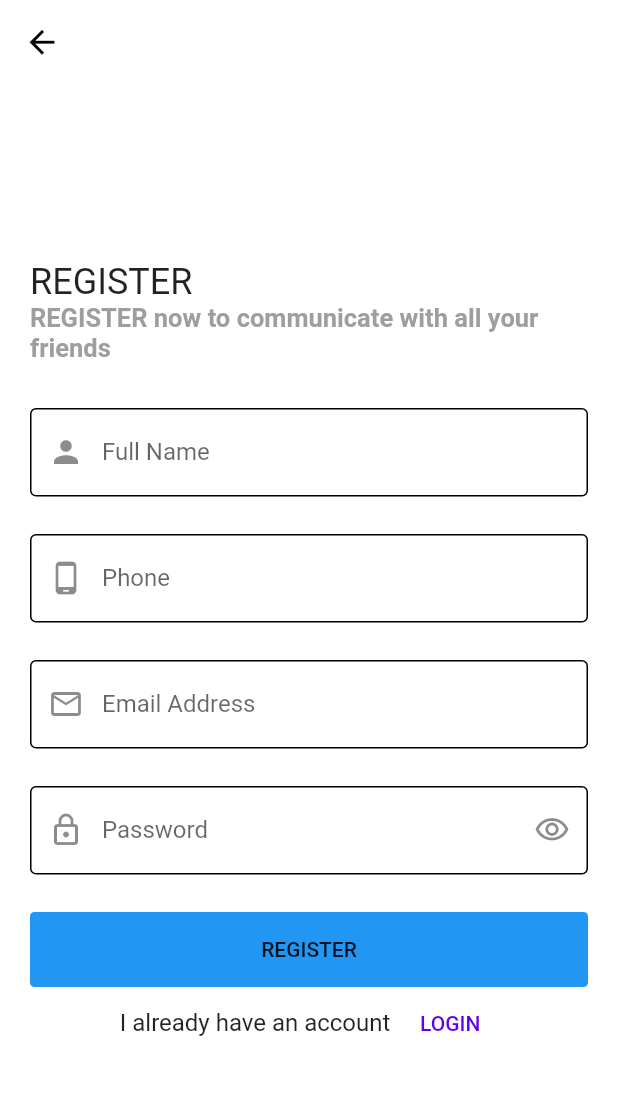
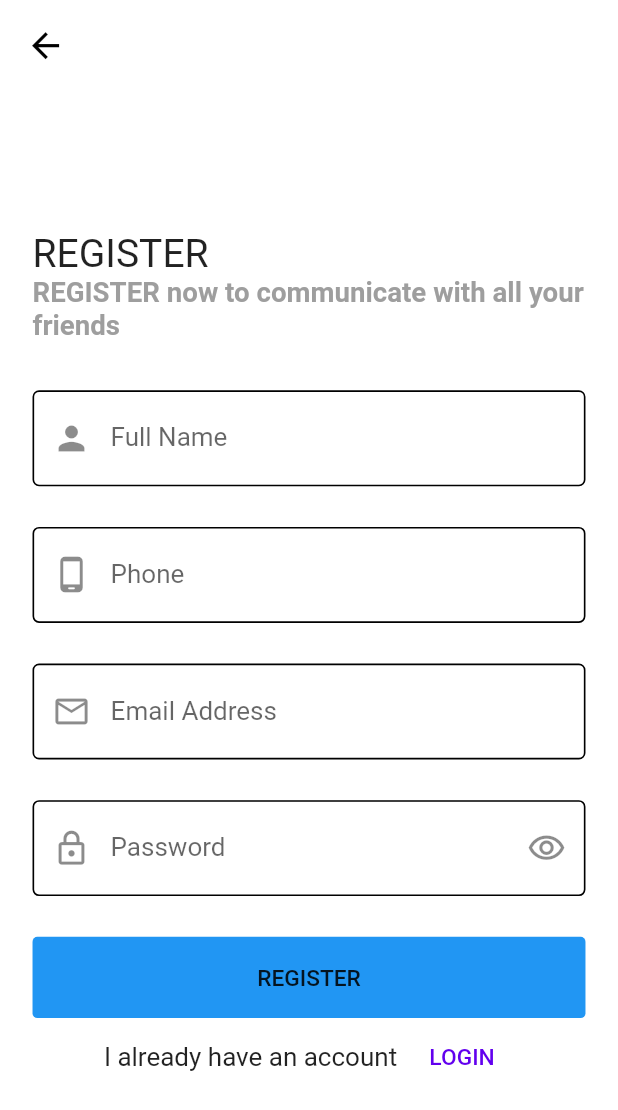
Before and after one commit to ZiadAhmedDev/SocialAppV2, a Flutter app: the screen it shows after launch, after a tap on "LOGIN", after a tap on "REGISTER", on a phone screen of 412 x 824 dp. Shown: the top 1110 px of the screen. Run offline on Flutter 3.47's test engine with Material 2 defaults, Android fonts, the phone set to English and light mode, and no system bars; our stand-ins replace bloc, cloud_firestore, conditional_builder_null_safety, device_preview, dio, firebase_auth and 15 more; accounts and stored records are empty; network calls fail.

Commit message:
the 2v of Full Social App

```diff
--- a/lib/main.dart
+++ b/lib/main.dart
@@ -1,5 +1,7 @@
+import 'package:device_preview/device_preview.dart';
 import 'package:firebase_core/firebase_core.dart';
 import 'package:firebase_messaging/firebase_messaging.dart';
+import 'package:flutter/foundation.dart';
 import 'package:flutter/material.dart';
 import 'package:flutter_bloc/flutter_bloc.dart';
 import 'package:get/get.dart';
@@ -18,7 +20,6 @@ import 'layout/social_layout/social_layout.dart';
 import 'modules/locale/locale.dart';
 import 'modules/social app/login/cubit/social_login_cubit.dart';
 import 'modules/social app/login/login_screen.dart';
-import 'package:timeago/timeago.dart' as timeago;
 
 Future<void> firebaseMessagingBackgroundHandler(RemoteMessage message) async {
   print("Handling a background message: ${message.messageId}");
@@ -28,22 +29,19 @@ void main() async {
   WidgetsFlutterBinding.ensureInitialized();
   await Firebase.initializeApp();
   Bloc.observer = MyBlocObserver();
-  timeago.setLocaleMessages('ar', timeago.ArMessages());
-  timeago.setLocaleMessages('ar_short', timeago.ArShortMessages());
-  timeago.setLocaleMessages('en', timeago.EnMessages());
-  timeago.setLocaleMessages('en_short', timeago.EnShortMessages());
+
   DioHelper.init();
   await CacheHelper.init();
   bool? isDark = CacheHelper.getData(key: 'isDark') ?? false;
   Widget? widget;
   uId = CacheHelper.getData(key: 'uId');
-  var token = await FirebaseMessaging.instance.getToken();
-  print(token.toString());
-  print(
-      'uId.toString()uId.toString()uId.toString()uId.toString()uId.toString()uId.toString()uId.toString()');
-  print(uId.toString());
-  print(
-      'uId.toString()uId.toString()uId.toString()uId.toString()uId.toString()uId.toString()uId.toString()');
+  // var token = await FirebaseMessaging.instance.getToken();
+  // print(token.toString());
+  // print(
+  //     'uId.toString()uId.toString()uId.toString()uId.toString()uId.toString()uId.toString()uId.toString()');
+  // print(uId.toString());
+  // print(
+  //     'uId.toString()uId.toString()uId.toString()uId.toString()uId.toString()uId.toString()uId.toString()');
 
   await FirebaseMessaging.instance.subscribeToTopic('allDevices');
 
@@ -63,7 +61,12 @@ void main() async {
   }
 
   runApp(
-    SocialApp(isDark: isDark!, startWidget: widget), // Wrap your app
+    DevicePreview(
+      enabled: !kReleaseMode,
+      builder: (context) =>
+          SocialApp(isDark: isDark!, startWidget: widget!), // Wrap your app
+    ),
+    // Wrap your app
   );
 }
 
@@ -73,6 +76,7 @@ class SocialApp extends StatelessWidget {
   const SocialApp({super.key, required this.isDark, required this.startWidget});
   @override
   Widget build(BuildContext context) {
+    MyLocaleController control = Get.put(MyLocaleController());
     return MultiBlocProvider(
       providers: [
         BlocProvider(
@@ -92,15 +96,20 @@ class SocialApp extends StatelessWidget {
           }
         },
         builder: (context, state) {
-          MyLocaleController control = Get.put(MyLocaleController());
           return GetMaterialApp(
             debugShowCheckedModeBanner: false,
             theme: getLightTheme,
             darkTheme: getDarkTheme,
+            useInheritedMediaQuery: true,
+            builder: ((context, child) {
+              // DevicePreview.appBuilder;
+              return responsiveFrameWork(child);
+            }),
             themeMode: SocialCubit.get(context).isDark
                 ? ThemeMode.dark
                 : ThemeMode.light,
             locale: control.initialLang,
+            scrollBehavior: const ScrollBehaviorModified(),
             translations: MyLocale(),
             home: startWidget,
           );
--- a/lib/modules/social app/Register/register_layout.dart
+++ b/lib/modules/social app/Register/register_layout.dart
@@ -95,7 +95,7 @@ class RegisterScreen extends StatelessWidget {
                               return null;
                             },
                             label: 'Full Name'.tr,
-                            prefix: Icons.person),
+                            IconDataPrefix: Icon(Icons.person)),
                         const SizedBox(
                           height: 25,
                         ),
@@ -109,7 +109,7 @@ class RegisterScreen extends StatelessWidget {
                               return null;
                             },
                             label: 'Phone'.tr,
-                            prefix: Icons.phone_android_rounded),
+                            IconDataPrefix: Icon(Icons.phone_android_rounded)),
                         const SizedBox(
                           height: 25,
                         ),
@@ -123,7 +123,7 @@ class RegisterScreen extends StatelessWidget {
                               return null;
                             },
                             label: 'Email Address'.tr,
-                            prefix: Icons.email_outlined),
+                            IconDataPrefix: Icon(Icons.email_outlined)),
                         const SizedBox(
                           height: 25,
                         ),
@@ -165,7 +165,7 @@ class RegisterScreen extends StatelessWidget {
                               return null;
                             },
                             label: 'Password'.tr,
-                            prefix: Icons.lock_outlined),
+                            IconDataPrefix: Icon(Icons.lock_outlined)),
                         const SizedBox(
                           height: 25,
                         ),
--- a/lib/modules/social app/chat/chat_screen.dart
+++ b/lib/modules/social app/chat/chat_screen.dart
@@ -4,11 +4,11 @@ import 'package:flutter/src/widgets/framework.dart';
 import 'package:flutter/src/widgets/placeholder.dart';
 import 'package:flutter_bloc/flutter_bloc.dart';
 import 'package:news_app/models/social_create_user.dart';
-import 'package:news_app/modules/chat_details/chat_details.dart';
 import 'package:news_app/shared/components/components.dart';
 import 'package:news_app/shared/styles/colors.dart';
 
 import '../../../layout/social_layout/cubit/social_cubit.dart';
+import '../chat_details/chat_details.dart';
 
 class ChatLayout extends StatelessWidget {
   const ChatLayout({super.key});
@@ -18,7 +18,8 @@ class ChatLayout extends StatelessWidget {
     return BlocConsumer<SocialCubit, SocialState>(
       listener: (context, state) {},
       builder: (context, state) {
-        return ConditionalBuilder(
+        return Scaffold(
+          body: ConditionalBuilder(
             condition: SocialCubit.get(context).userList.isNotEmpty,
             builder: (context) => ListView.separated(
                 itemBuilder: (context, index) => allUserBuilder(
@@ -27,6 +28,7 @@ class ChatLayout extends StatelessWidget {
                 itemCount: SocialCubit.get(context).userList.length),
             fallback: (context) => const Center(
               child: CircularProgressIndicator(),
+            ),
           ),
         );
       },
--- a/lib/modules/social app/login/login_screen.dart
+++ b/lib/modules/social app/login/login_screen.dart
@@ -93,7 +93,7 @@ class LoginScreen extends StatelessWidget {
                               return null;
                             },
                             label: 'Email Address/Phone'.tr,
-                            prefix: Icons.email_outlined),
+                            IconDataPrefix: Icon(Icons.email_outlined)),
                         const SizedBox(
                           height: 25,
                         ),
@@ -121,7 +121,7 @@ class LoginScreen extends StatelessWidget {
                               return null;
                             },
                             label: 'Password'.tr,
-                            prefix: Icons.lock_outlined),
+                            IconDataPrefix: Icon(Icons.lock_outlined)),
                         const SizedBox(
                           height: 25,
                         ),
--- a/lib/shared/components/components.dart
+++ b/lib/shared/components/components.dart
@@ -4,6 +4,8 @@ import 'package:fluttertoast/fluttertoast.dart';
 import 'package:get/get.dart';
 import 'package:get/get_core/src/get_main.dart';
 import 'package:news_app/shared/styles/icon_broken.dart';
+import 'package:responsive_framework/responsive_wrapper.dart';
+import 'package:responsive_framework/utils/scroll_behavior.dart';
 import '../../modules/locale/locale_controller.dart';
 import '../network/local/cache_helper.dart';
 import '../styles/colors.dart';
@@ -193,7 +195,7 @@ Widget defaultFormField(
         String? Function(String?)? validate,
         String? label,
         TextStyle? style,
-        IconData? prefix,
+        Widget? IconDataPrefix,
         bool readable = false,
         IconData? suffix,
         TextStyle? labelStyle,
@@ -202,24 +204,30 @@ Widget defaultFormField(
         bool isEditable = true,
         TextAlign isTextAlign = TextAlign.start,
         bool hasBorder = true,
+        TextInputAction? typeAction,
+        int? maxLine = 1,
+        TextStyle? hintStyle,
         String? hint}) =>
     TextFormField(
       style: style,
       controller: controller,
+      textInputAction: typeAction,
       textAlign: isTextAlign,
       keyboardType: type,
       obscureText: isPassword,
       enabled: isClickable && isEditable,
       onFieldSubmitted: onSubmit,
       onChanged: onChange,
+      maxLines: maxLine,
       readOnly: readable,
       onTap: onTap,
       validator: validate,
       decoration: InputDecoration(
+        hintStyle: hintStyle,
         hintText: hint,
         labelText: label,
         labelStyle: labelStyle,
-        prefixIcon: Icon(prefix),
+        prefixIcon: IconDataPrefix,
         suffixIcon: suffix != null
             ? IconButton(
                 onPressed: suffixPressed,
@@ -278,6 +286,37 @@ Color? chooseToasterColor(ToasterState state) {
   return color;
 }
 
+Widget responsiveFrameWork(widget) => ScrollConfiguration(
+      behavior: const ScrollBehaviorModified(),
+      child: ResponsiveWrapper.builder(ClampingScrollWrapper(child: widget!),
+          minWidth: 380,
+          defaultScale: true,
+          breakpoints: const [
+            ResponsiveBreakpoint.autoScale(480, name: MOBILE),
+            ResponsiveBreakpoint.autoScale(800, name: TABLET, scaleFactor: 1.5),
+            ResponsiveBreakpoint.autoScale(1000,
+                name: 'L TABLET', scaleFactor: 1.6),
+            ResponsiveBreakpoint.autoScale(1500,
+                name: DESKTOP, scaleFactor: 1.7),
+          ],
+          breakpointsLandscape: const [
+            ResponsiveBreakpoint.autoScaleDown(480, name: MOBILE),
+            ResponsiveBreakpoint.autoScaleDown(800,
+                name: TABLET, scaleFactor: 1.5),
+            ResponsiveBreakpoint.autoScaleDown(1000,
+                name: 'L TABLET', scaleFactor: 1.2),
+            ResponsiveBreakpoint.autoScaleDown(1500,
+                name: DESKTOP, scaleFactor: 1.3),
+          ]),
+    );
+
+class ScrollBehaviorModified extends ScrollBehavior {
+  const ScrollBehaviorModified();
+  @override
+  ScrollPhysics getScrollPhysics(BuildContext context) {
+    return const ClampingScrollPhysics();
+  }
+}
 // Widget listProductsBuilder(model, context, {bool isOldPrice = true}) {
 //   return Padding(
 //     padding: const EdgeInsets.all(10),
--- a/pubspec.yaml
+++ b/pubspec.yaml
@@ -58,6 +58,7 @@ dependencies:
   google_fonts: ^4.0.3
   device_preview: ^1.1.0
   timeago: ^3.3.0
+  responsive_framework: ^0.2.0
 
 dev_dependencies:
   flutter_test:
```
Also changed, not shown: lib/layout/social_layout/social_layout.dart (+6 -10 lines), lib/modules/chat_details/chat_details.dart (deleted, +0 -243 lines), lib/modules/social app/chat_details/chat_details.dart (+13 -8 lines), lib/modules/social app/edit_profile/edit_profile.dart (+18 -7 lines), lib/modules/social app/feeds/feeds_screen.dart (+77 -61 lines), lib/modules/social app/new_post/new_post_screen.dart (+17 -6 lines), lib/modules/social app/setting/setting_screen.dart (+9 -3 lines), pubspec.lock. Lines whose indentation alone changed are shown as unchanged.
